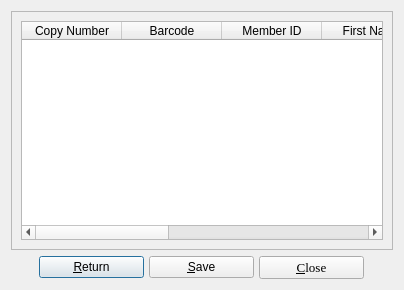
Above: borrowers.ui from textbrowser/biblioteq before the change. Below: the same form after it.
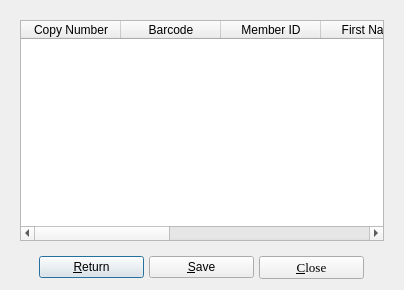
That is the form after the change. Icons and pictures are not drawn.

Patch:
```diff
--- a/borrowers.ui
+++ b/borrowers.ui
@@ -29,12 +29,6 @@
   <layout class="QVBoxLayout">
    <item>
     <widget class="QFrame" name="frame">
-     <property name="frameShape">
-      <enum>QFrame::StyledPanel</enum>
-     </property>
-     <property name="frameShadow">
-      <enum>QFrame::Raised</enum>
-     </property>
      <layout class="QVBoxLayout">
       <item>
        <widget class="QTableWidget" name="table">
```
